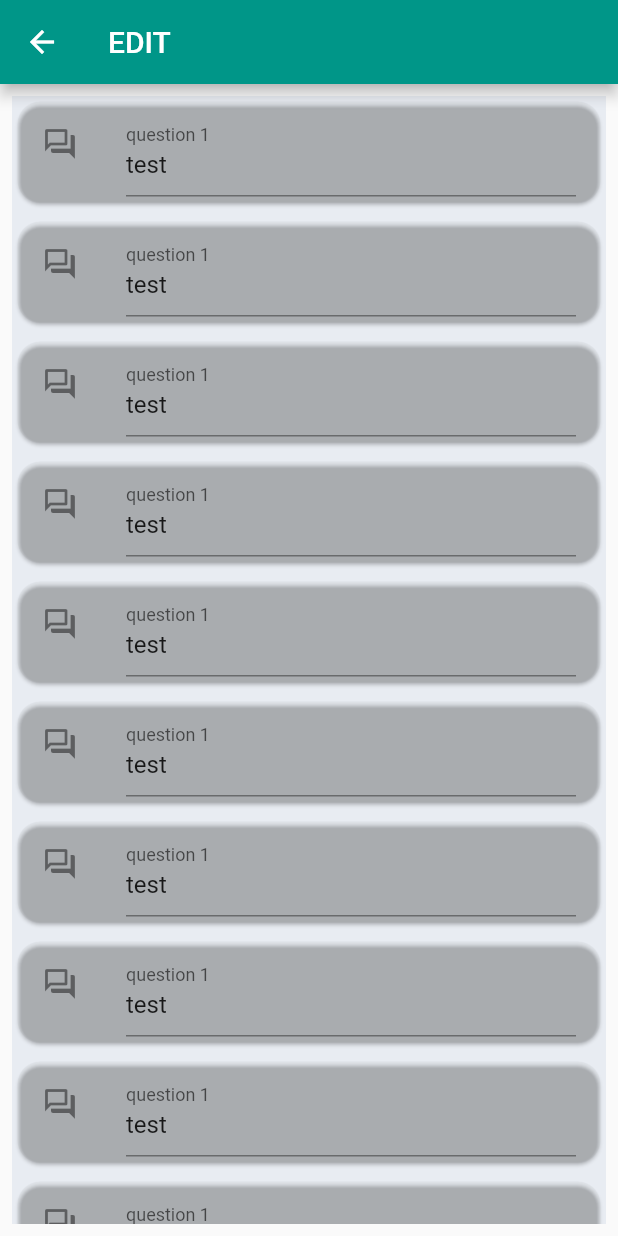
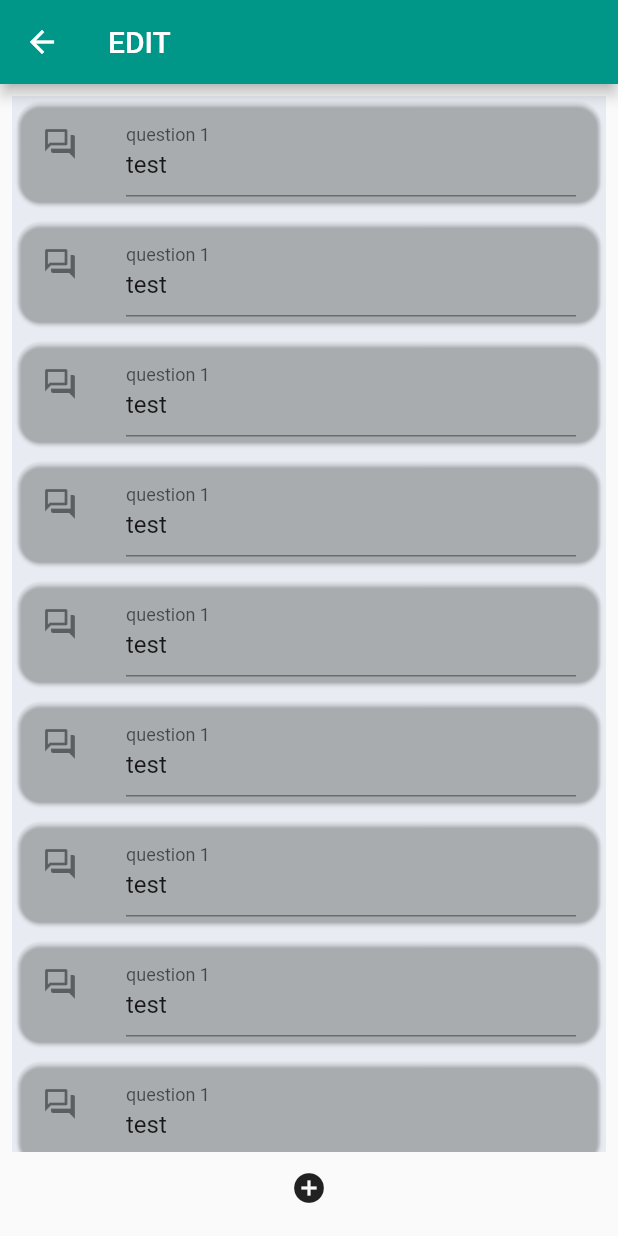
Before and after one commit to JobInterviewPractice/job_interview_practice, a Flutter app: the EditPage screen opened by its route, on a phone screen of 412 x 824 dp. Run offline on Flutter 3.47's test engine with Material 2 defaults, Android fonts, the phone set to English and light mode, and no system bars; our stand-ins replace bloc, cached_network_image, camera, chewie, cloud_firestore, dartz and 7 more; accounts and stored records are empty; generated files the repository leaves out were written again.

```diff
--- a/lib/feature/edit/presentation/pages/edit_page.dart
+++ b/lib/feature/edit/presentation/pages/edit_page.dart
@@ -58,6 +58,8 @@ class EditWidget extends StatelessWidget {
               },
             ),
           ),
+          IconButton(
+              icon: Icon(Icons.add_circle), onPressed: () => {print("pressed")})
         ],
       ),
       // todo: question add button in fix position
```
Also changed, not shown: lib/feature/edit/presentation/bloc/edit_add_question_bloc.dart (added), lib/feature/edit/presentation/bloc/edit_event.dart (added), lib/feature/edit/presentation/bloc/edit_state.dart (added), lib/feature/edit/presentation/bloc/edit_text_onchanged_bloc.dart (added).
